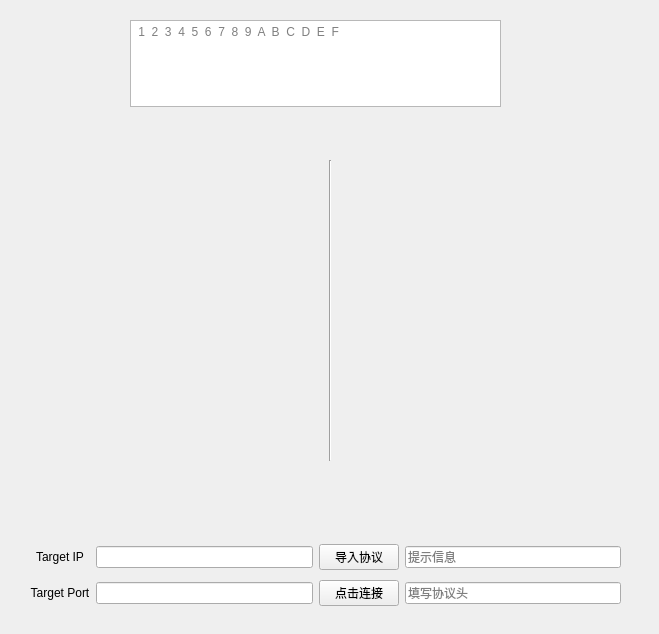
Before: the Qt Designer form KCTS/template.ui in learniuH/work, drawn with Qt 5.
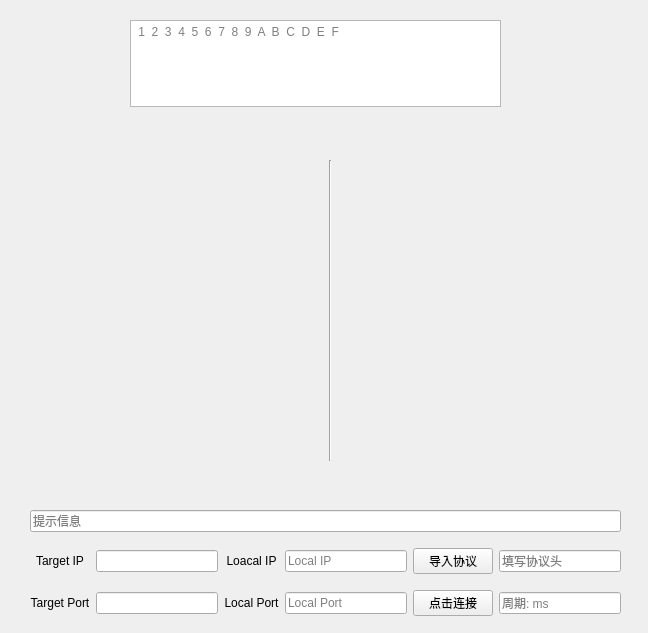
After: the same form once the commit is applied.

The edit to the form file:
```diff
--- a/KCTS/template.ui
+++ b/KCTS/template.ui
@@ -6,8 +6,8 @@
    <rect>
     <x>0</x>
     <y>0</y>
-    <width>659</width>
-    <height>634</height>
+    <width>648</width>
+    <height>633</height>
    </rect>
   </property>
   <property name="windowTitle">
@@ -17,46 +17,16 @@
    <property name="geometry">
     <rect>
      <x>30</x>
-     <y>540</y>
+     <y>500</y>
      <width>591</width>
-     <height>71</height>
+     <height>127</height>
     </rect>
    </property>
-   <layout class="QGridLayout" name="gridLayout" rowminimumheight="0,0">
+   <layout class="QGridLayout" name="gridLayout" rowminimumheight="0,0,0,0,0,0">
     <property name="sizeConstraint">
      <enum>QLayout::SetDefaultConstraint</enum>
     </property>
-    <item row="1" column="0">
-     <widget class="QLabel" name="label_2">
-      <property name="text">
-       <string>Target Port</string>
-      </property>
-      <property name="alignment">
-       <set>Qt::AlignCenter</set>
-      </property>
-     </widget>
-    </item>
-    <item row="0" column="2">
-     <widget class="QPushButton" name="pushButton">
-      <property name="text">
-       <string>导入协议</string>
-      </property>
-     </widget>
-    </item>
-    <item row="1" column="1">
-     <widget class="QLineEdit" name="lineEdit_2"/>
-    </item>
-    <item row="1" column="2">
-     <widget class="QPushButton" name="pushButton_2">
-      <property name="text">
-       <string>点击连接</string>
-      </property>
-     </widget>
-    </item>
-    <item row="0" column="1">
-     <widget class="QLineEdit" name="lineEdit"/>
-    </item>
-    <item row="0" column="0">
+    <item row="3" column="0">
      <widget class="QLabel" name="label">
       <property name="text">
        <string>Target IP</string>
@@ -69,20 +39,91 @@
       </property>
      </widget>
     </item>
-    <item row="0" column="3">
-     <widget class="QLineEdit" name="lineEdit_3">
-      <property name="placeholderText">
-       <string>提示信息</string>
-      </property>
-     </widget>
-    </item>
-    <item row="1" column="3">
+    <item row="3" column="5">
      <widget class="QLineEdit" name="lineEdit_4">
       <property name="placeholderText">
        <string>填写协议头</string>
       </property>
      </widget>
     </item>
+    <item row="4" column="5">
+     <widget class="QLineEdit" name="lineEdit_5">
+      <property name="placeholderText">
+       <string>周期: ms</string>
+      </property>
+     </widget>
+    </item>
+    <item row="3" column="4">
+     <widget class="QPushButton" name="pushButton">
+      <property name="text">
+       <string>导入协议</string>
+      </property>
+     </widget>
+    </item>
+    <item row="3" column="1">
+     <widget class="QLineEdit" name="lineEdit"/>
+    </item>
+    <item row="4" column="0">
+     <widget class="QLabel" name="label_2">
+      <property name="text">
+       <string>Target Port</string>
+      </property>
+      <property name="alignment">
+       <set>Qt::AlignCenter</set>
+      </property>
+     </widget>
+    </item>
+    <item row="4" column="4">
+     <widget class="QPushButton" name="pushButton_2">
+      <property name="text">
+       <string>点击连接</string>
+      </property>
+     </widget>
+    </item>
+    <item row="4" column="1">
+     <widget class="QLineEdit" name="lineEdit_2"/>
+    </item>
+    <item row="4" column="2">
+     <widget class="QLabel" name="label_4">
+      <property name="text">
+       <string>Local Port</string>
+      </property>
+      <property name="alignment">
+       <set>Qt::AlignCenter</set>
+      </property>
+     </widget>
+    </item>
+    <item row="3" column="2">
+     <widget class="QLabel" name="label_3">
+      <property name="text">
+       <string>Loacal IP</string>
+      </property>
+      <property name="alignment">
+       <set>Qt::AlignCenter</set>
+      </property>
+     </widget>
+    </item>
+    <item row="4" column="3">
+     <widget class="QLineEdit" name="lineEdit_7">
+      <property name="placeholderText">
+       <string>Local Port</string>
+      </property>
+     </widget>
+    </item>
+    <item row="3" column="3">
+     <widget class="QLineEdit" name="lineEdit_6">
+      <property name="placeholderText">
+       <string>Local IP</string>
+      </property>
+     </widget>
+    </item>
+    <item row="0" column="0" colspan="6">
+     <widget class="QLineEdit" name="lineEdit_3">
+      <property name="placeholderText">
+       <string>提示信息</string>
+      </property>
+     </widget>
+    </item>
    </layout>
   </widget>
   <widget class="QWidget" name="gridLayoutWidget_2">
```
